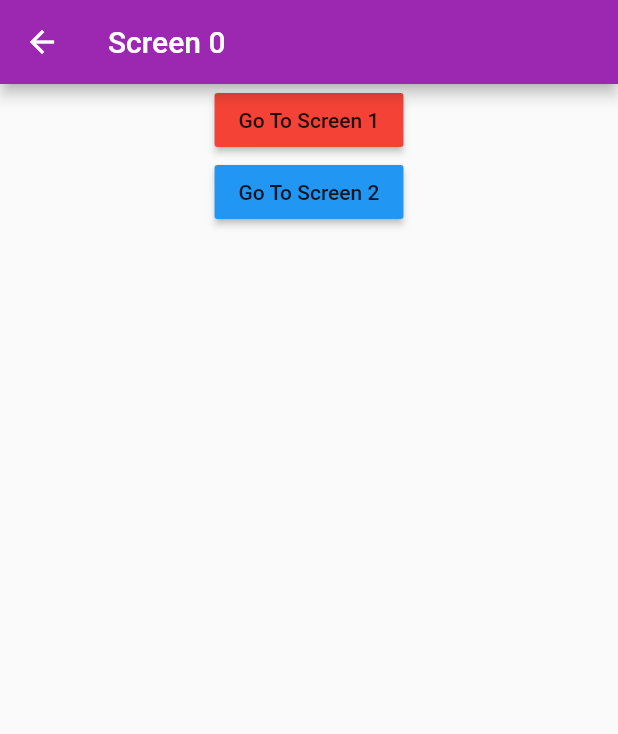
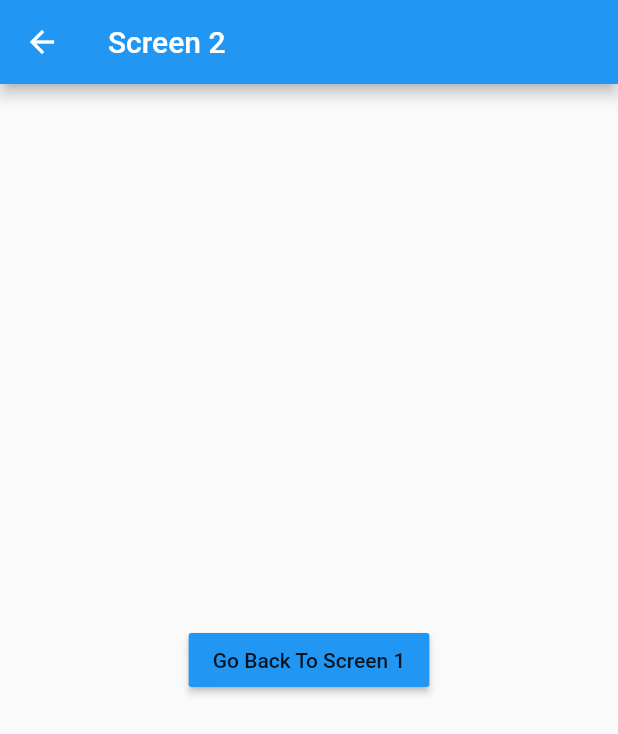
Before and after one commit to rashiop/flutter__navigation, a Flutter app: the Screen0 screen opened directly, after a tap on "Go To Screen 2", on a phone screen of 412 x 824 dp. Shown: the top 734 px of the screen. Run offline on Flutter 3.47's test engine with Material 2 defaults, Android fonts, the phone set to English and light mode, and no system bars.

Commit message:
:sparkles: navigate

```diff
--- a/lib/main.dart
+++ b/lib/main.dart
@@ -1,5 +1,5 @@
 import 'package:flutter/material.dart';
-import 'screen1.dart';
+import 'package:navigation_demo_starter/screen0.dart';
 
 void main() => runApp(MyApp());
 
@@ -7,7 +7,7 @@ class MyApp extends StatelessWidget {
   @override
   Widget build(BuildContext context) {
     return MaterialApp(
-      home: Screen1(),
+      home: Screen0(),
     );
   }
 }
--- a/lib/screen0.dart
+++ b/lib/screen0.dart
@@ -1,4 +1,6 @@
 import 'package:flutter/material.dart';
+import 'package:navigation_demo_starter/screen1.dart';
+import 'package:navigation_demo_starter/screen2.dart';
 
 class Screen0 extends StatelessWidget {
   @override
@@ -11,10 +13,13 @@ class Screen0 extends StatelessWidget {
       body: Center(
         child: Column(
           children: <Widget>[
-            RaisedButton(
-              color: Colors.red,
-              child: Text('Go To Screen 1'),
+            TextButton(
+              child: Text("Go To Screen 1"),
               onPressed: () {
+                Navigator.push(
+                  context,
+                  MaterialPageRoute(builder: (context) => Screen1()),
+                );
                 //Navigate to Screen 1
               },
             ),
@@ -22,6 +27,10 @@ class Screen0 extends StatelessWidget {
               color: Colors.blue,
               child: Text('Go To Screen 2'),
               onPressed: () {
+                Navigator.push(
+                  context,
+                  MaterialPageRoute(builder: (context) => Screen2()),
+                );
                 //Navigate to Screen 2
               },
             ),
--- a/lib/screen2.dart
+++ b/lib/screen2.dart
@@ -12,7 +12,9 @@ class Screen2 extends StatelessWidget {
         child: RaisedButton(
           color: Colors.blue,
           child: Text('Go Back To Screen 1'),
-          onPressed: () {},
+          onPressed: () {
+            Navigator.pop(context);
+          },
         ),
       ),
     );
```
Also changed, not shown: lib/screen1.dart (+7 -1 lines).
